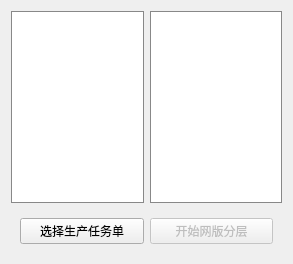
Before: the Qt Designer form forms/import_page.ui in ByteKnight-X/LineControlRobot, drawn with Qt 5.
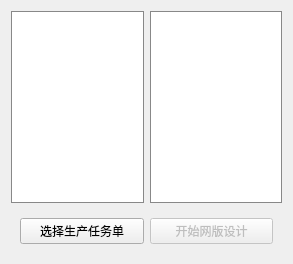
After: the same form once the commit is applied.

```diff
--- a/forms/import_page.ui
+++ b/forms/import_page.ui
@@ -46,7 +46,7 @@
                         </item>
                         <item>
                             <widget class="QPushButton" name="btnStartLayering">
-                                <property name="text"><string>开始网版分层</string></property>
+                                <property name="text"><string>开始网版设计</string></property>
                                 <property name="enabled"><bool>false</bool></property>
                             </widget>
                         </item>
```
